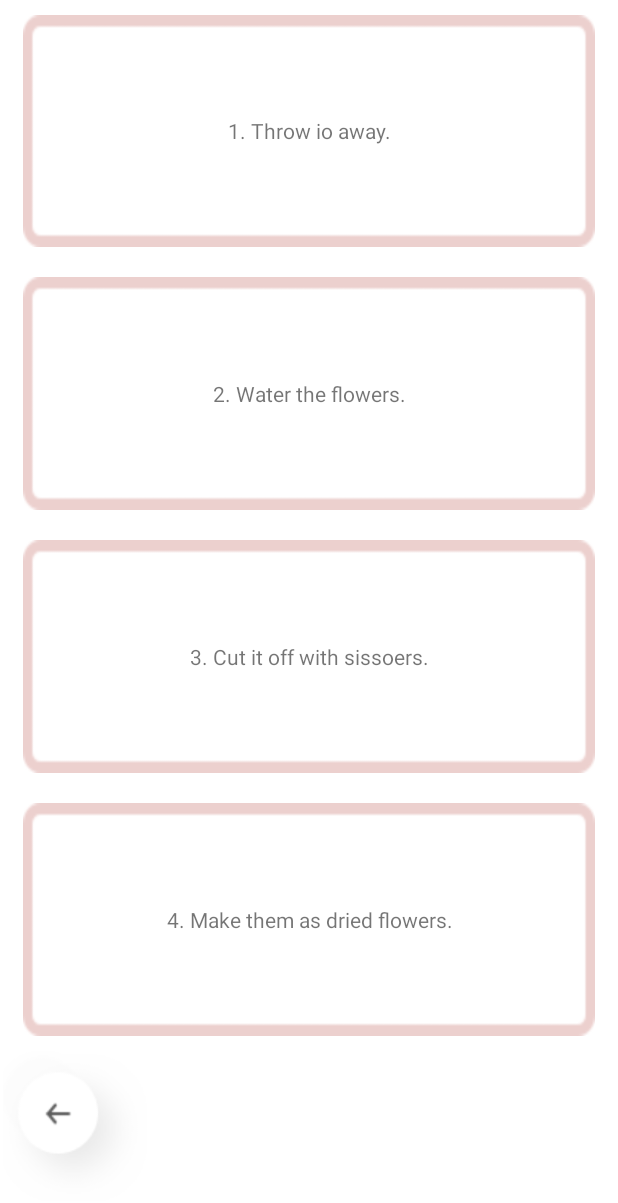
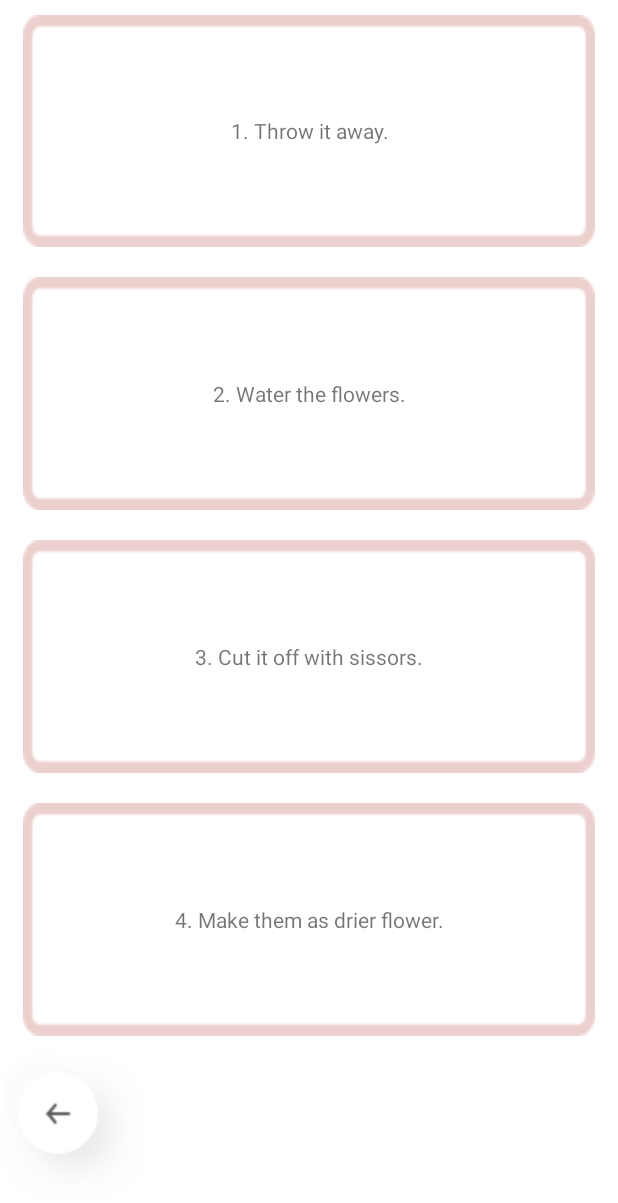
Before and after one commit to realwaterha/LoveTest, an Android app: the SelectionFragment screen opened through its navigation route, on a phone screen of 412 x 824 dp. Shown: the top 1203 px of the screen. Run offline under Robolectric (Android 15) with nearby library versions, the phone set to English and light mode, and no system bars; our stand-ins replace navigation-ui.

```diff
--- a/app/src/main/res/layout/fragment_main.xml
+++ b/app/src/main/res/layout/fragment_main.xml
@@ -15,7 +15,8 @@
         android:fontFamily="sans-serif-black"
         android:text="@string/main_title"
         android:textColor="@color/white"
-        android:textSize="36dp"
+        android:textSize="36sp"
+        android:gravity="center"
         app:layout_constraintEnd_toEndOf="parent"
         app:layout_constraintStart_toStartOf="parent"
         app:layout_constraintTop_toTopOf="parent" />
--- a/app/src/main/res/layout/fragment_selection.xml
+++ b/app/src/main/res/layout/fragment_selection.xml
@@ -27,7 +27,7 @@
             android:background="@drawable/selection"
             android:layout_marginBottom="10dp"
             android:layout_marginTop="10dp"
-            android:text="1. Throw io away."
+            android:text="@string/selection_1"
             android:gravity="center"
             />
         <TextView
@@ -38,7 +38,7 @@
             android:background="@drawable/selection"
             android:layout_marginBottom="10dp"
             android:layout_marginTop="10dp"
-            android:text="2. Water the flowers."
+            android:text="@string/selection_2"
             android:gravity="center"
             />
         <TextView
@@ -49,7 +49,7 @@
             android:background="@drawable/selection"
             android:layout_marginBottom="10dp"
             android:layout_marginTop="10dp"
-            android:text="3. Cut it off with sissoers."
+            android:text="@string/selection_3"
             android:gravity="center"
             />
         <TextView
@@ -60,7 +60,7 @@
             android:background="@drawable/selection"
             android:layout_marginBottom="10dp"
             android:layout_marginTop="10dp"
-            android:text="4. Make them as dried flowers."
+            android:text="@string/selection_4"
             android:gravity="center"
             />
     </LinearLayout>
--- a/app/src/main/res/values/strings.xml
+++ b/app/src/main/res/values/strings.xml
@@ -1,7 +1,18 @@
 <resources>
     <string name="app_name">LoveTest</string>
-    <!-- TODO: Remove or change this placeholder text -->
-    <string name="hello_blank_fragment">Hello blank fragment</string>
+    <string name="hello_blank_fragment" translatable="false">Hello blank fragment</string>
     <string name="main_title">Let\'s find out\nyour love type !</string>
-    <string name="question">There were favorite flowers\nin the flower base.\nAs time goes, the flwoers\nhave all withered.\nWhat are you going to do with that?</string>
+    <string name="question">There were favorite flowers in the flower base. As time goes, the flwoers have all withered. What are you going to do with that?</string>
+    <string name="option_1_main">You\'re a QUTTER !</string>
+    <string name="option_1_sub">You Can let the person easily.</string>
+    <string name="option_2_main">You should focus on yourself</string>
+    <string name="option_2_sub">You become really clingy to your ex.</string>
+    <string name="option_3_main">You should take it easy</string>
+    <string name="option_3_sub">You Can do crasy things no matter what it takes</string>
+    <string name="option_4_main">You are pretty mature</string>
+    <string name="option_4_sub">You Can easily accept the break-up.</string>
+    <string name="selection_1">1. Throw it away.</string>
+    <string name="selection_2">2. Water the flowers.</string>
+    <string name="selection_3">3. Cut it off with sissors.</string>
+    <string name="selection_4">4. Make them as drier flower.</string>
 </resources>
--- a/app/src/main/res/values/themes.xml
+++ b/app/src/main/res/values/themes.xml
@@ -12,6 +12,8 @@
         <!-- Status bar color. -->
         <item name="android:statusBarColor">?attr/colorPrimaryVariant</item>
         <!-- Customize your theme here. -->
-
+        <item name="windowActionBar">false</item>
+        <item name="windowNoTitle">true</item>
+        <item name="android:windowFullscreen">true</item>
     </style>
 </resources>
```
Also changed, not shown: app/src/main/java/com/example/lovetest/fragment/ResultFragment.kt (+8 -8 lines), 1 other file.
